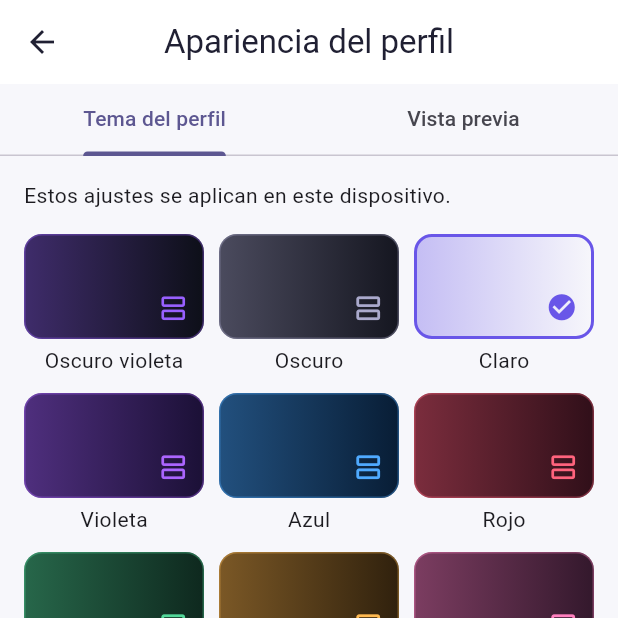
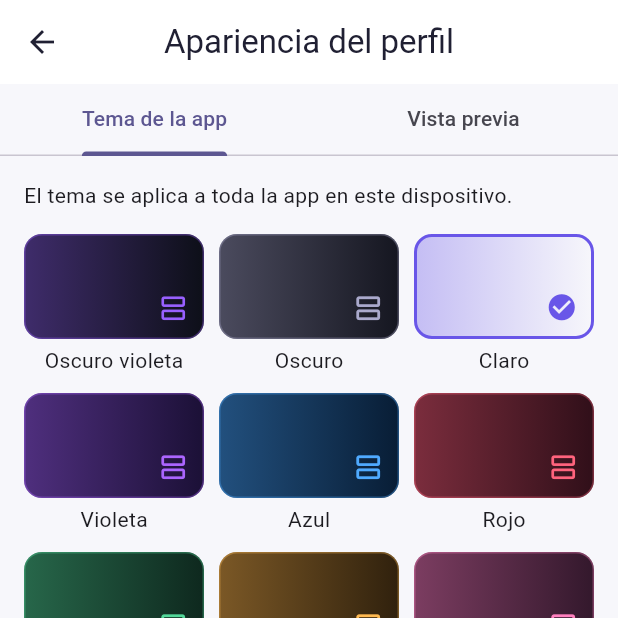
Before and after one commit to arcanokuro-art/Plugger, a Flutter app: the screen it shows after launch, item 5 of the bottom bar chosen, after a tap on the "settings" icon, on a phone screen of 412 x 824 dp, the top half of it. Run offline on Flutter 3.47's test engine with Material 3 defaults, Android fonts, the phone set to English and light mode, and no system bars; our stand-ins replace image_picker, shared_preferences.

Commit message:
Apply appearance across Plugger and prevent profile transition flashes

```diff
--- a/lib/app/plugger_app.dart
+++ b/lib/app/plugger_app.dart
@@ -1,18 +1,34 @@
 import 'package:flutter/material.dart';
 
-import 'package:plugger/shared/theme/palette.dart';
+import 'package:plugger/features/profile/profile_page.dart';
 import 'plugger_home.dart';
 
-class PluggerApp extends StatelessWidget {
+class PluggerApp extends StatefulWidget {
   const PluggerApp({super.key});
 
   @override
-  Widget build(BuildContext context) {
-    return MaterialApp(
+  State<PluggerApp> createState() => _PluggerAppState();
+}
+
+class _PluggerAppState extends State<PluggerApp> {
+  final _profile = ValueNotifier(const ProfileData());
+
+  @override
+  void dispose() {
+    _profile.dispose();
+    super.dispose();
+  }
+
+  @override
+  Widget build(BuildContext context) => ValueListenableBuilder(
+    valueListenable: _profile,
+    builder: (_, data, home) => MaterialApp(
       title: 'Plugger',
       debugShowCheckedModeBanner: false,
-      theme: pluggerLightTheme(),
-      home: const PluggerHome(),
-    );
-  }
+      theme: profileTheme(data),
+      themeAnimationDuration: Duration.zero,
+      home: home,
+    ),
+    child: PluggerHome(profile: _profile),
+  );
 }
--- a/lib/app/plugger_home.dart
+++ b/lib/app/plugger_home.dart
@@ -11,7 +11,9 @@ import 'package:plugger/features/profile/profile_page.dart';
 import 'package:plugger/shared/theme/palette.dart';
 
 class PluggerHome extends StatefulWidget {
-  const PluggerHome({super.key});
+  const PluggerHome({super.key, required this.profile});
+
+  final ValueNotifier<ProfileData> profile;
 
   @override
   State<PluggerHome> createState() => _PluggerHomeState();
@@ -23,13 +25,6 @@ class _PluggerHomeState extends State<PluggerHome> {
   final List<SocialPost> _posts = [...demoPosts];
   final Set<SocialPost> _liked = {};
   final List<String> _ownPosts = [];
-  final _profile = ValueNotifier(const ProfileData());
-
-  @override
-  void dispose() {
-    _profile.dispose();
-    super.dispose();
-  }
 
   void _compose() {
     showPostComposer(context, (message) {
@@ -60,22 +55,14 @@ class _PluggerHomeState extends State<PluggerHome> {
   }
 
   @override
-  Widget build(BuildContext context) => ValueListenableBuilder(
-    valueListenable: _profile,
-    builder: (context, data, _) => Theme(
-      data: _tab == 4 ? profileTheme(data) : Theme.of(context),
-      child: _home(),
-    ),
-  );
-
-  Widget _home() {
+  Widget build(BuildContext context) {
     final titles = ['Inicio', 'Explorar', 'Notificaciones', 'Mensajes', 'Perfil'];
     final profile = _tab == 4;
     return Scaffold(
       appBar: AppBar(
         title: Row(
           children: [
-            const Icon(Icons.hub_rounded, color: pluggerViolet, size: 28),
+            Icon(Icons.hub_rounded, color: Theme.of(context).colorScheme.primary, size: 28),
             const SizedBox(width: 9),
             Text(
               profile
@@ -120,7 +107,7 @@ class _PluggerHomeState extends State<PluggerHome> {
           const NotificationsPage(),
           const MessagesPage(),
           ProfilePage(
-            profile: _profile,
+            profile: widget.profile,
             posts: _ownPosts,
             onCompose: _compose,
           ),
--- a/lib/features/explore/explore_page.dart
+++ b/lib/features/explore/explore_page.dart
@@ -1,6 +1,5 @@
 import 'package:flutter/material.dart';
 
-import 'package:plugger/shared/theme/palette.dart';
 import 'package:plugger/shared/widgets/notice.dart';
 
 class ExplorePage extends StatelessWidget {
@@ -8,6 +7,7 @@ class ExplorePage extends StatelessWidget {
 
   @override
   Widget build(BuildContext context) {
+    final colors = Theme.of(context).colorScheme;
     return ListView(
       padding: const EdgeInsets.all(20),
       children: [
@@ -16,19 +16,19 @@ class ExplorePage extends StatelessWidget {
           style: TextStyle(fontSize: 25, fontWeight: FontWeight.bold),
         ),
         const SizedBox(height: 8),
-        const Text(
+        Text(
           'Explora las fuentes que formarán parte de tu experiencia.',
-          style: TextStyle(color: Colors.black54),
+          style: TextStyle(color: colors.onSurfaceVariant),
         ),
         const SizedBox(height: 24),
         ...[
-          ('Plugger', 'Tu comunidad', Icons.hub, pluggerViolet),
+          ('Plugger', 'Tu comunidad', Icons.hub, colors.primary),
           ('YouTube', 'Videos y creadores', Icons.play_circle_fill, Colors.red),
-          ('X', 'Conversaciones y tendencias', Icons.tag, pluggerInk),
+          ('X', 'Conversaciones y tendencias', Icons.tag, colors.onSurface),
           ('Facebook', 'Páginas y publicaciones', Icons.groups, Colors.blue),
         ].map(
           (item) => Card(
-            color: Colors.white,
+            color: colors.surface,
             elevation: 0,
             child: ListTile(
               leading: CircleAvatar(
--- a/lib/features/feed/presentation/feed_page.dart
+++ b/lib/features/feed/presentation/feed_page.dart
@@ -1,6 +1,5 @@
 import 'package:flutter/material.dart';
 
-import 'package:plugger/shared/theme/palette.dart';
 import 'package:plugger/shared/widgets/empty_state.dart';
 import 'package:plugger/shared/widgets/notice.dart';
 import '../domain/social_post.dart';
@@ -23,6 +22,7 @@ class FeedPage extends StatelessWidget {
 
   @override
   Widget build(BuildContext context) {
+    final colors = Theme.of(context).colorScheme;
     final filtered = posts.where((post) {
       if (filter == 'Todos') return true;
       if (filter == 'Plugger') return post.source == 'Plugger';
@@ -34,8 +34,8 @@ class FeedPage extends StatelessWidget {
       children: [
         Container(
           padding: const EdgeInsets.fromLTRB(20, 22, 20, 18),
-          color: Colors.white,
-          child: const Column(
+          color: colors.surface,
+          child: Column(
             crossAxisAlignment: CrossAxisAlignment.start,
             children: [
               Text(
@@ -43,13 +43,13 @@ class FeedPage extends StatelessWidget {
                 style: TextStyle(
                   fontSize: 23,
                   fontWeight: FontWeight.bold,
-                  color: pluggerInk,
+                  color: colors.onSurface,
                 ),
               ),
-              SizedBox(height: 6),
+              const SizedBox(height: 6),
               Text(
                 'Descubre novedades de tu comunidad y tus plataformas favoritas.',
-                style: TextStyle(color: Colors.black54),
+                style: TextStyle(color: colors.onSurfaceVariant),
               ),
             ],
           ),
@@ -84,11 +84,17 @@ class FeedPage extends StatelessWidget {
   }
 
   Widget _postCard(BuildContext context, SocialPost post) {
+    final colors = Theme.of(context).colorScheme;
     final liked = likedPosts.contains(post);
+    final sourceColor = switch (post.source) {
+      'Plugger' => colors.primary,
+      'X · Demo' => colors.onSurface,
+      _ => post.color,
+    };
     return Card(
       margin: const EdgeInsets.fromLTRB(14, 5, 14, 11),
       elevation: 0,
-      color: Colors.white,
+      color: colors.surface,
       shape: RoundedRectangleBorder(borderRadius: BorderRadius.circular(20)),
       child: Padding(
         padding: const EdgeInsets.all(17),
@@ -98,8 +104,8 @@ class FeedPage extends StatelessWidget {
             Row(
               children: [
                 CircleAvatar(
-                  backgroundColor: post.color.withValues(alpha: 0.12),
-                  child: Icon(post.icon, color: post.color),
+                  backgroundColor: sourceColor.withValues(alpha: 0.12),
+                  child: Icon(post.icon, color: sourceColor),
                 ),
                 const SizedBox(width: 11),
                 Expanded(
@@ -112,16 +118,16 @@ class FeedPage extends StatelessWidget {
                       ),
                       Text(
                         '${post.handle} · ${post.time}',
-                        style: const TextStyle(
+                        style: TextStyle(
                           fontSize: 12,
-                          color: Colors.black54,
+                          color: colors.onSurfaceVariant,
                         ),
                       ),
                     ],
                   ),
                 ),
                 Chip(
-                  avatar: Icon(post.icon, size: 15, color: post.color),
+                  avatar: Icon(post.icon, size: 15, color: sourceColor),
                   label: Text(
                     post.source,
                     style: const TextStyle(fontSize: 11),
--- a/lib/features/messages/messages_page.dart
+++ b/lib/features/messages/messages_page.dart
@@ -166,7 +166,7 @@ class _MessagesPageState extends State<MessagesPage> {
                     hintText: _showContacts ? 'Buscar contactos' : 'Buscar chats',
                     prefixIcon: const Icon(Icons.search),
                     filled: true,
-                    fillColor: Colors.white,
+                    fillColor: colors.surface,
                     isDense: true,
                     border: OutlineInputBorder(
                       borderRadius: BorderRadius.circular(28),
@@ -196,7 +196,7 @@ class _MessagesPageState extends State<MessagesPage> {
                 if (_showContacts)
                   Card(
                     elevation: 0,
-                    color: Colors.white,
+                    color: colors.surface,
                     child: ListTile(
                       leading: const Icon(Icons.person_add_alt_1_outlined),
                       title: const Text('Agregar contacto'),
@@ -226,7 +226,7 @@ class _MessagesPageState extends State<MessagesPage> {
                 else
                   Card(
                     elevation: 0,
-                    color: Colors.white,
+                    color: colors.surface,
                     clipBehavior: Clip.antiAlias,
                     child: Column(
                       children: [
--- a/lib/features/messages/presentation/conversation_page.dart
+++ b/lib/features/messages/presentation/conversation_page.dart
@@ -130,7 +130,7 @@ class _ConversationState extends State<_Conversation> {
                   ? Center(
                       child: Card(
                         elevation: 0,
-                        color: Colors.white,
+                        color: colors.surface,
                         margin: const EdgeInsets.all(24),
                         child: Padding(
                           padding: const EdgeInsets.all(18),
@@ -160,7 +160,7 @@ class _ConversationState extends State<_Conversation> {
               top: false,
               minimum: const EdgeInsets.fromLTRB(8, 4, 8, 8),
               child: Material(
-                color: Colors.white,
+                color: colors.surface,
                 borderRadius: BorderRadius.circular(28),
                 child: Row(
                   crossAxisAlignment: CrossAxisAlignment.end,
--- a/lib/features/profile/presentation/profile_appearance.dart
+++ b/lib/features/profile/presentation/profile_appearance.dart
@@ -10,7 +10,7 @@ extension _ProfileAppearance on _ProfilePageState {
           children: [
             const TabBar(
               tabs: [
-                Tab(text: 'Tema del perfil'),
+                Tab(text: 'Tema de la app'),
                 Tab(text: 'Vista previa'),
               ],
             ),
@@ -21,7 +21,7 @@ extension _ProfileAppearance on _ProfilePageState {
                     padding: const EdgeInsets.all(16),
                     children: [
                       const Text(
-                        'Estos ajustes se aplican en este dispositivo.',
+                        'El tema se aplica a toda la app en este dispositivo.',
                       ),
                       const SizedBox(height: 16),
                       GridView.builder(
--- a/lib/features/profile/presentation/profile_editor.dart
+++ b/lib/features/profile/presentation/profile_editor.dart
@@ -6,17 +6,14 @@ extension _ProfileEditor on _ProfilePageState {
     Widget Function(BuildContext, ProfileData) content,
   ) {
     Navigator.of(context).push(
-      MaterialPageRoute<void>(
-        builder: (_) => ValueListenableBuilder(
+      PageRouteBuilder<void>(
+        transitionDuration: Duration.zero,
+        reverseTransitionDuration: Duration.zero,
+        pageBuilder: (_, __, ___) => ValueListenableBuilder(
           valueListenable: _profile,
-          builder: (_, data, __) => Theme(
-            data: profileTheme(data),
-            child: Builder(
-              builder: (context) => Scaffold(
+          builder: (context, data, _) => Scaffold(
             appBar: AppBar(title: Text(title), centerTitle: true),
             body: content(context, data),
-              ),
-            ),
           ),
         ),
       ),
@@ -36,9 +33,7 @@ extension _ProfileEditor on _ProfilePageState {
     final formKey = GlobalKey<FormState>();
     final value = await showDialog<String>(
       context: context,
-      builder: (dialogContext) => Theme(
-        data: profileTheme(_profile.value),
-        child: AlertDialog(
+      builder: (dialogContext) => AlertDialog(
         title: Text(label),
         content: Form(
           key: formKey,
@@ -82,7 +77,6 @@ extension _ProfileEditor on _ProfilePageState {
             child: const Text('Guardar'),
           ),
         ],
-        ),
       ),
     );
     if (value == null || !mounted) return;
--- a/lib/features/profile/profile_page.dart
+++ b/lib/features/profile/profile_page.dart
@@ -121,10 +121,7 @@ class _ProfilePageState extends State<ProfilePage> {
   @override
   Widget build(BuildContext context) => ValueListenableBuilder(
     valueListenable: _profile,
-    builder: (_, data, __) => Theme(
-      data: profileTheme(data),
-      child: Builder(
-        builder: (context) => Material(
+    builder: (context, data, _) => Material(
       color: Theme.of(context).scaffoldBackgroundColor,
       child: !_ready
           ? const Center(child: CircularProgressIndicator())
@@ -216,7 +213,5 @@ class _ProfilePageState extends State<ProfilePage> {
               ],
             ),
     ),
-      ),
-    ),
   );
 }
--- a/lib/shared/theme/palette.dart
+++ b/lib/shared/theme/palette.dart
@@ -6,7 +6,7 @@ const pluggerCanvas = Color(0xFFF7F7FB);
 
 ThemeData pluggerLightTheme() => ThemeData(
   useMaterial3: true,
-  colorScheme: ColorScheme.fromSeed(seedColor: pluggerViolet),
+  colorScheme: ColorScheme.fromSeed(seedColor: pluggerViolet).copyWith(surface: Colors.white),
   scaffoldBackgroundColor: pluggerCanvas,
   appBarTheme: const AppBarTheme(
     backgroundColor: Colors.white,
--- a/lib/shared/widgets/empty_state.dart
+++ b/lib/shared/widgets/empty_state.dart
@@ -1,6 +1,4 @@
 import 'package:flutter/material.dart';
-
-import 'package:plugger/shared/theme/palette.dart';
 
 class EmptyState extends StatelessWidget {
   const EmptyState(this.icon, this.title, this.subtitle, {super.key});
@@ -11,13 +9,14 @@ class EmptyState extends StatelessWidget {
 
   @override
   Widget build(BuildContext context) {
+    final colors = Theme.of(context).colorScheme;
     return Center(
       child: Padding(
         padding: const EdgeInsets.all(32),
         child: Column(
           mainAxisSize: MainAxisSize.min,
           children: [
-            Icon(icon, size: 62, color: pluggerViolet),
+            Icon(icon, size: 62, color: colors.primary),
             const SizedBox(height: 16),
             Text(
               title,
@@ -27,7 +26,7 @@ class EmptyState extends StatelessWidget {
             Text(
               subtitle,
               textAlign: TextAlign.center,
-              style: const TextStyle(color: Colors.black54),
+              style: TextStyle(color: colors.onSurfaceVariant),
             ),
           ],
         ),
--- a/pubspec.yaml
+++ b/pubspec.yaml
@@ -1,7 +1,7 @@
 name: plugger
 description: Interfaz inicial de Plugger, un feed social unificado.
 publish_to: none
-version: 0.3.3+7
+version: 0.3.4+8
 
 environment:
   sdk: '>=3.3.0 <4.0.0'
```
Also changed, not shown: 1 other file. Lines whose indentation alone changed are shown as unchanged.
